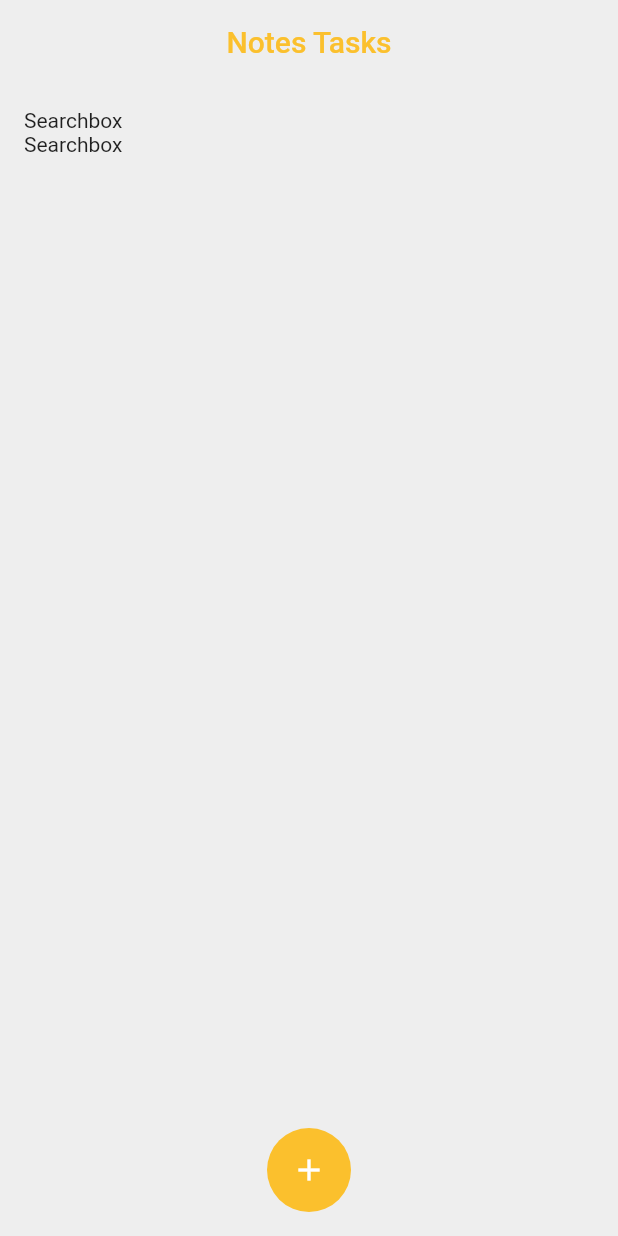
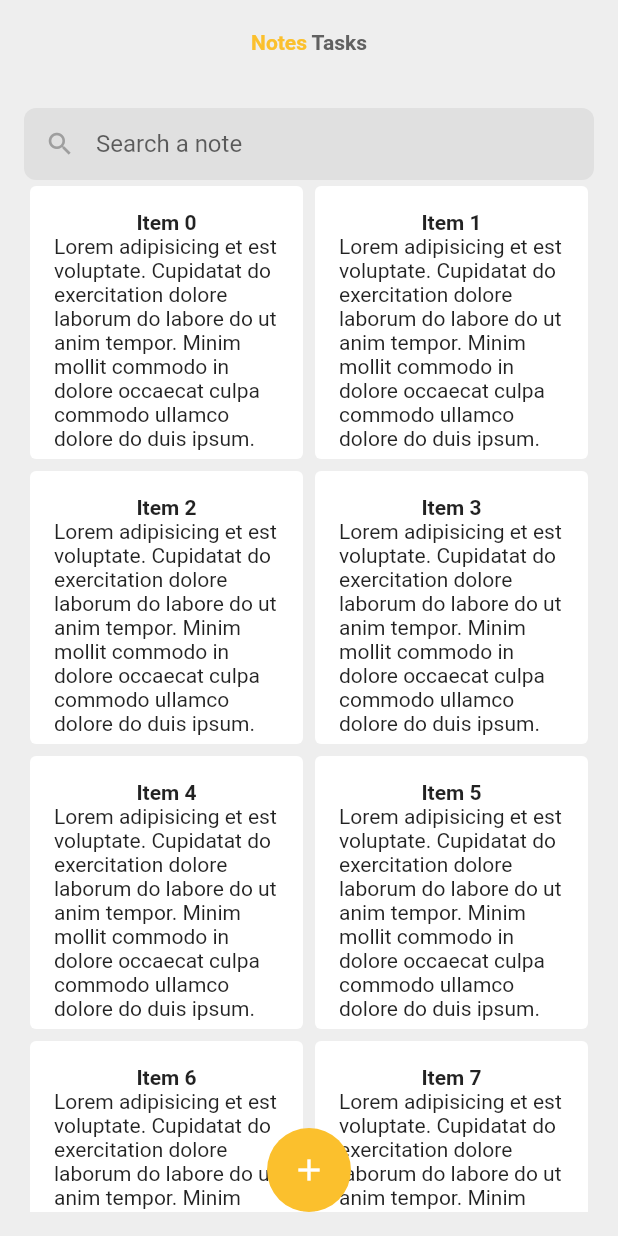
Before and after one commit to arifikhsan/yellow_notes_flutter, a Flutter app: the screen it shows after launch, on a phone screen of 412 x 824 dp. Run offline on Flutter 3.47's test engine with Material 2 defaults, Android fonts, the phone set to English and light mode, and no system bars.

Commit message:
time to sleep

```diff
--- a/lib/main.dart
+++ b/lib/main.dart
@@ -9,8 +9,8 @@ class MyApp extends StatelessWidget {
       title: 'Yellow Notes',
       debugShowCheckedModeBanner: false,
       theme: ThemeData(
-        primaryColor: Colors.yellow,
-        primaryColorLight: Colors.yellow,
+        // primaryColor: Colors.yellow,
+        // primaryColorLight: Colors.yellow,
         appBarTheme: AppBarTheme(
           color: Colors.grey.shade200,
           elevation: 0,
@@ -23,23 +23,87 @@ class MyApp extends StatelessWidget {
       ),
       home: Scaffold(
         appBar: AppBar(
-          title: Text(
-            'Notes Tasks',
-            style: TextStyle(
-              color: Colors.yellow.shade700,
+          title: RichText(
+            text: TextSpan(
+              children: [
+                TextSpan(
+                  text: 'Notes',
+                  style: TextStyle(
+                    color: Colors.yellow.shade700,
+                  ),
+                ),
+                TextSpan(text: ' '),
+                TextSpan(
+                  text: 'Tasks',
+                  style: TextStyle(
+                    color: Colors.grey.shade700,
+                  ),
+                ),
+              ],
+              style: TextStyle(
+                fontWeight: FontWeight.bold,
+              ),
             ),
           ),
         ),
         backgroundColor: Colors.grey.shade200,
-        body: SingleChildScrollView(
+        body: Container(
           padding: EdgeInsets.all(16),
           child: Column(
             children: [
               Container(
-                child: Text('Searchbox'),
+                child: TextField(
+                  maxLines: 1,
+                  decoration: InputDecoration(
+                    filled: true,
+                    fillColor: Colors.grey.shade300,
+                    focusColor: Colors.grey.shade400,
+                    prefixIcon: Icon(
+                      Icons.search,
+                      color: Colors.grey,
+                      size: 20,
+                    ),
+                    contentPadding: EdgeInsets.symmetric(vertical: 4),
+                    isDense: true,
+                    border: OutlineInputBorder(
+                      borderRadius: BorderRadius.circular(8),
+                      borderSide: BorderSide(
+                        width: 0,
+                        style: BorderStyle.none,
+                      ),
+                    ),
+                    hintText: 'Search a note',
+                  ),
+                ),
               ),
-              Container(
-                child: Text('Searchbox'),
+              Flexible(
+                child: GridView.count(
+                  physics: BouncingScrollPhysics(),
+                  crossAxisCount: 2,
+                  children: List.generate(
+                    10,
+                    (index) {
+                      return Card(
+                        elevation: 0,
+                        child: Padding(
+                          padding: const EdgeInsets.all(16),
+                          child: Column(
+                            children: [
+                              Text(
+                                'Item $index',
+                                style: TextStyle(
+                                  fontWeight: FontWeight.bold,
+                                ),
+                              ),
+                              Text(
+                                  'Lorem adipisicing et est voluptate. Cupidatat do exercitation dolore laborum do labore do ut anim tempor. Minim mollit commodo in dolore occaecat culpa commodo ullamco dolore do duis ipsum.'),
+                            ],
+                          ),
+                        ),
+                      );
+                    },
+                  ),
+                ),
               ),
             ],
           ),
```
